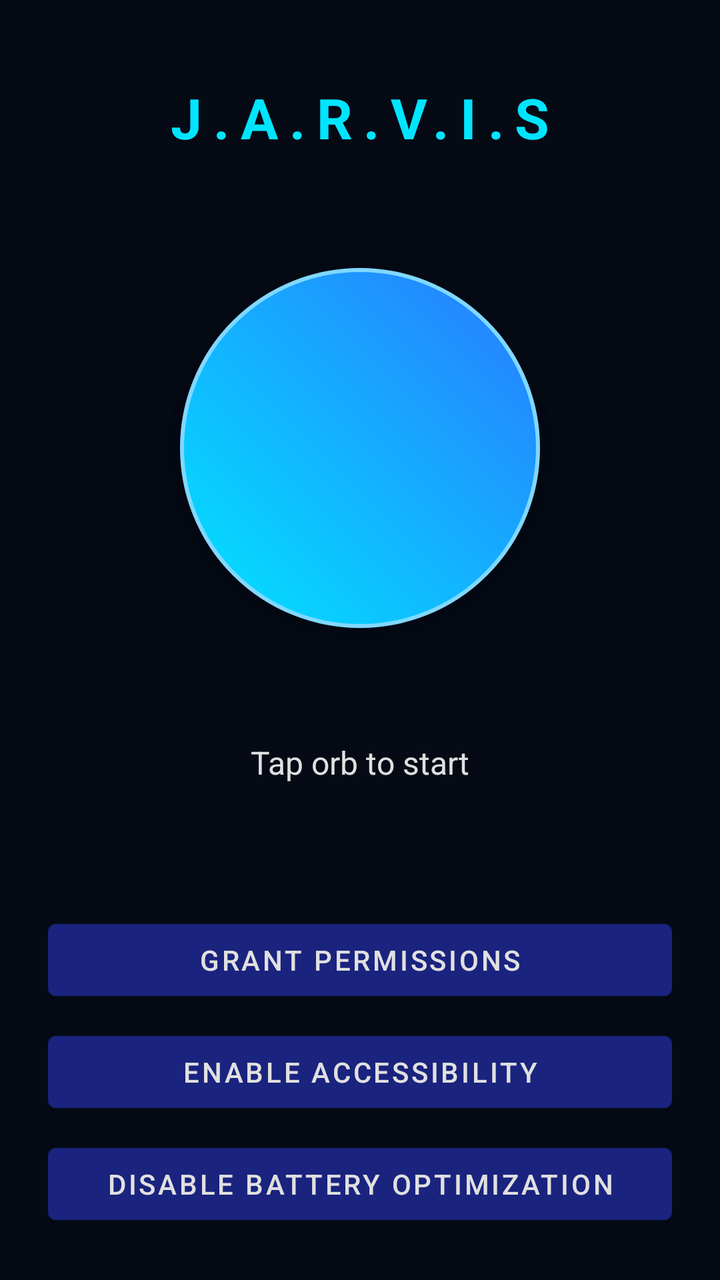
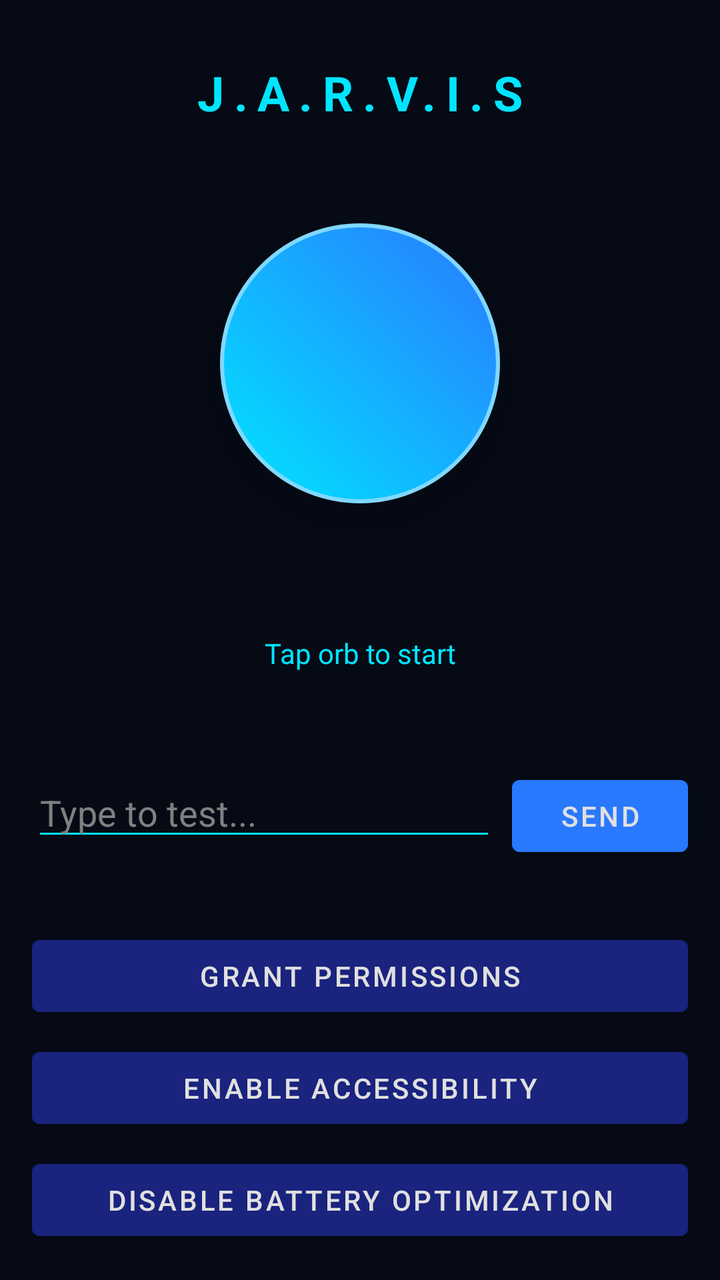

The first picture is an Android layout as it rendered before a commit; the second is the same layout after the commit. The layout source and the unified diff follow.
<!-- AndroidManifest.xml: application theme Theme.Jarvis -->
<!-- res/layout/activity_main.xml -->
<?xml version="1.0" encoding="utf-8"?>
<androidx.constraintlayout.widget.ConstraintLayout xmlns:android="http://schemas.android.com/apk/res/android"
    xmlns:app="http://schemas.android.com/apk/res-auto"
    android:layout_width="match_parent"
    android:layout_height="match_parent"
    android:background="@color/bg_dark">

    <TextView
        android:id="@+id/titleText"
        android:layout_width="wrap_content"
        android:layout_height="wrap_content"
        android:text="J.A.R.V.I.S"
        android:textColor="@color/primary_cyan"
        android:textSize="28sp"
        android:textStyle="bold"
        android:letterSpacing="0.2"
        android:layout_marginTop="40dp"
        app:layout_constraintTop_toTopOf="parent"
        app:layout_constraintStart_toStartOf="parent"
        app:layout_constraintEnd_toEndOf="parent" />

    <View
        android:id="@+id/orb"
        android:layout_width="180dp"
        android:layout_height="180dp"
        android:background="@drawable/bg_orb"
        android:elevation="20dp"
        app:layout_constraintTop_toBottomOf="@id/titleText"
        app:layout_constraintBottom_toTopOf="@id/status"
        app:layout_constraintStart_toStartOf="parent"
        app:layout_constraintEnd_toEndOf="parent" />

    <TextView
        android:id="@+id/status"
        android:layout_width="wrap_content"
        android:layout_height="wrap_content"
        android:text="Tap orb to start"
        android:textColor="@color/text_light"
        android:textSize="16sp"
        android:layout_marginBottom="40dp"
        app:layout_constraintBottom_toTopOf="@id/btnLayout"
        app:layout_constraintStart_toStartOf="parent"
        app:layout_constraintEnd_toEndOf="parent" />

    <LinearLayout
        android:id="@+id/btnLayout"
        android:layout_width="match_parent"
        android:layout_height="wrap_content"
        android:orientation="vertical"
        android:padding="24dp"
        app:layout_constraintBottom_toBottomOf="parent">

        <Button android:id="@+id/btnPerms"
            android:layout_width="match_parent" android:layout_height="wrap_content"
            android:text="Grant Permissions"
            android:backgroundTint="#1A237E"
            android:textColor="@color/text_light"
            android:layout_marginBottom="8dp"/>

        <Button android:id="@+id/btnAccessibility"
            android:layout_width="match_parent" android:layout_height="wrap_content"
            android:text="Enable Accessibility"
            android:backgroundTint="#1A237E"
            android:textColor="@color/text_light"
            android:layout_marginBottom="8dp"/>

        <Button android:id="@+id/btnBattery"
            android:layout_width="match_parent" android:layout_height="wrap_content"
            android:text="Disable Battery Optimization"
            android:backgroundTint="#1A237E"
            android:textColor="@color/text_light" />
    </LinearLayout>
</androidx.constraintlayout.widget.ConstraintLayout>
<!-- resources referenced by this layout -->
<resources>
  <color name="bg_dark">#050A15</color>
  <color name="primary_cyan">#00E5FF</color>
  <color name="text_light">#E0E0E0</color>
  <!-- drawable bg_orb (drawable) -->
  <?xml version="1.0" encoding="utf-8"?>
  <shape xmlns:android="http://schemas.android.com/apk/res/android" android:shape="oval">
      <gradient
          android:startColor="#00E5FF"
          android:endColor="#2979FF"
          android:type="linear"
          android:angle="45"/>
      <stroke android:width="2dp" android:color="#80D8FF"/>
  </shape>
  <style name="Theme.Jarvis" parent="Theme.MaterialComponents.DayNight.NoActionBar">
          <item name="colorPrimary">#0A84FF</item>
          <item name="colorOnPrimary">#FFFFFF</item>
      </style>
</resources>

<!-- the commit's change to res/layout/activity_main.xml (unified diff, before → after) -->
@@ -11,43 +11,73 @@
         android:layout_height="wrap_content"
         android:text="J.A.R.V.I.S"
         android:textColor="@color/primary_cyan"
-        android:textSize="28sp"
+        android:textSize="24sp"
         android:textStyle="bold"
         android:letterSpacing="0.2"
-        android:layout_marginTop="40dp"
+        android:layout_marginTop="30dp"
         app:layout_constraintTop_toTopOf="parent"
         app:layout_constraintStart_toStartOf="parent"
         app:layout_constraintEnd_toEndOf="parent" />
 
     <View
         android:id="@+id/orb"
-        android:layout_width="180dp"
-        android:layout_height="180dp"
+        android:layout_width="140dp"
+        android:layout_height="140dp"
         android:background="@drawable/bg_orb"
         android:elevation="20dp"
         app:layout_constraintTop_toBottomOf="@id/titleText"
-        app:layout_constraintBottom_toTopOf="@id/status"
+        app:layout_constraintBottom_toTopOf="@id/statusText"
         app:layout_constraintStart_toStartOf="parent"
         app:layout_constraintEnd_toEndOf="parent" />
 
     <TextView
-        android:id="@+id/status"
-        android:layout_width="wrap_content"
+        android:id="@+id/statusText"
+        android:layout_width="0dp"
         android:layout_height="wrap_content"
         android:text="Tap orb to start"
-        android:textColor="@color/text_light"
-        android:textSize="16sp"
-        android:layout_marginBottom="40dp"
-        app:layout_constraintBottom_toTopOf="@id/btnLayout"
+        android:textColor="@color/primary_cyan"
+        android:textSize="14sp"
+        android:gravity="center"
+        android:padding="16dp"
+        android:layout_marginBottom="16dp"
+        app:layout_constraintBottom_toTopOf="@id/testInput"
         app:layout_constraintStart_toStartOf="parent"
         app:layout_constraintEnd_toEndOf="parent" />
+
+    <LinearLayout
+        android:id="@+id/testInput"
+        android:layout_width="match_parent"
+        android:layout_height="wrap_content"
+        android:orientation="horizontal"
+        android:padding="16dp"
+        app:layout_constraintBottom_toTopOf="@id/btnLayout">
+        
+        <EditText
+            android:id="@+id/editCommand"
+            android:layout_width="0dp"
+            android:layout_weight="1"
+            android:layout_height="wrap_content"
+            android:hint="Type to test..."
+            android:textColor="@color/text_light"
+            android:textColorHint="@color/text_dim"
+            android:backgroundTint="@color/primary_cyan"
+            android:layout_marginEnd="8dp"/>
+            
+        <Button
+            android:id="@+id/btnTest"
+            android:layout_width="wrap_content"
+            android:layout_height="wrap_content"
+            android:text="Send"
+            android:backgroundTint="@color/primary_blue"
+            android:textColor="@color/text_light"/>
+    </LinearLayout>
 
     <LinearLayout
         android:id="@+id/btnLayout"
         android:layout_width="match_parent"
         android:layout_height="wrap_content"
         android:orientation="vertical"
-        android:padding="24dp"
+        android:padding="16dp"
         app:layout_constraintBottom_toBottomOf="parent">
 
         <Button android:id="@+id/btnPerms"
<!-- resource entries referenced after the edit -->
@@ -1,7 +1,9 @@
 <!-- resources referenced by this layout -->
 <resources>
   <color name="bg_dark">#050A15</color>
+  <color name="primary_blue">#2979FF</color>
   <color name="primary_cyan">#00E5FF</color>
+  <color name="text_dim">#808080</color>
   <color name="text_light">#E0E0E0</color>
   <!-- drawable bg_orb (drawable) -->
   <?xml version="1.0" encoding="utf-8"?>
